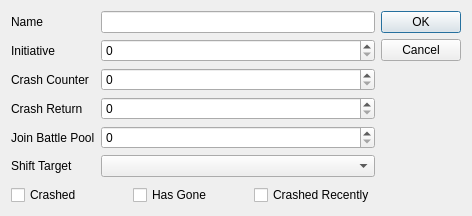
First picture: the form in lib/Modification_Window.ui, repository ErikSeguinte/ex-3e-tracker-Python, before the edit.
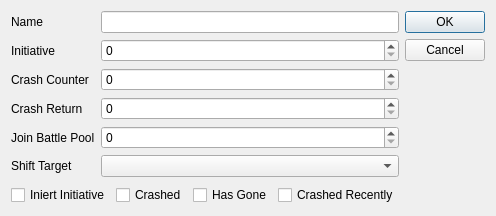
Second picture: the form after the edit.

Patch:
```diff
--- a/lib/Modification_Window.ui
+++ b/lib/Modification_Window.ui
@@ -82,6 +82,13 @@
      </item>
      <item>
       <layout class="QHBoxLayout" name="horizontalLayout">
+       <item>
+        <widget class="QCheckBox" name="inertcheckBox">
+         <property name="text">
+          <string>Iniert Initiative</string>
+         </property>
+        </widget>
+       </item>
        <item>
         <widget class="QCheckBox" name="crashed_check">
          <property name="text">
```
